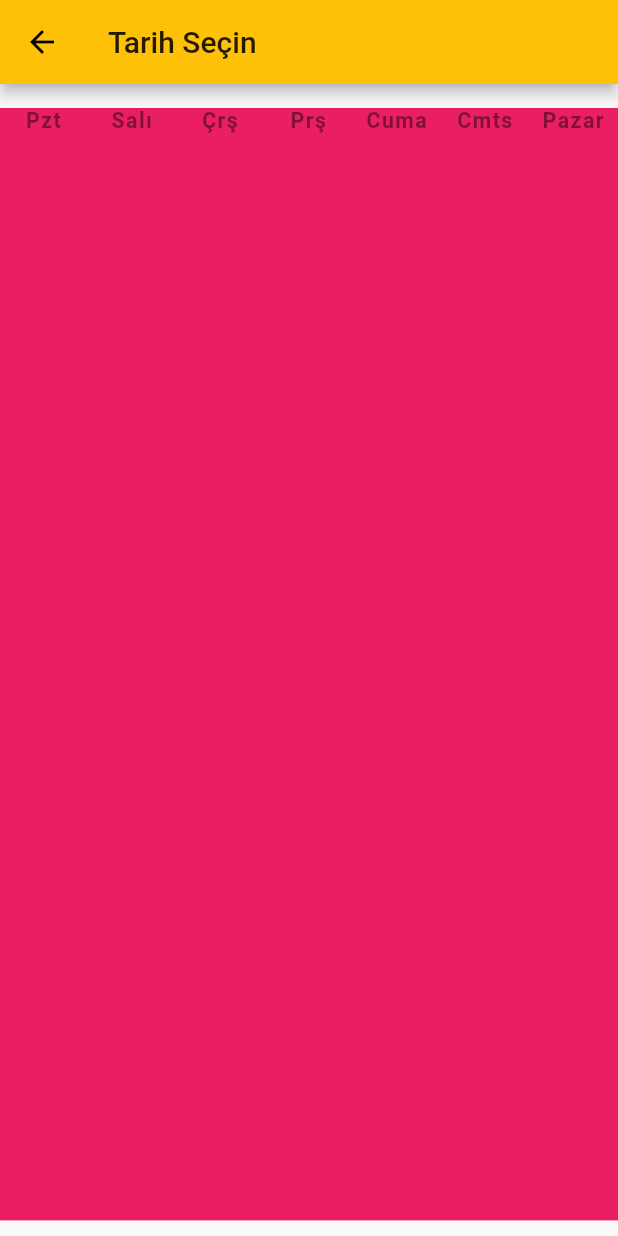
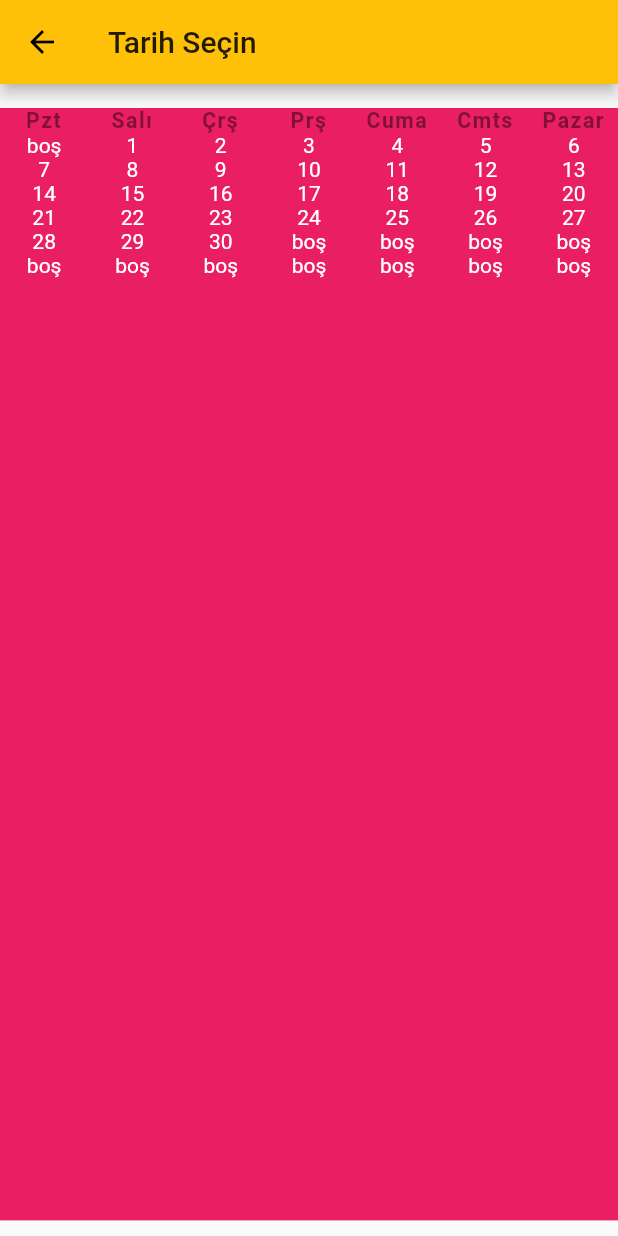
Before and after one commit to SalihCanBinboga/Flutter-Custom-DatePicker, a Flutter app: the CalendarScreen screen opened directly, on a phone screen of 412 x 824 dp. Run offline on Flutter 3.47's test engine with Material 2 defaults, Android fonts, the phone set to English and light mode, and no system bars; Roboto replaces fonts that are missing (playfair-regular).

Commit message:
Create calendar widget Calendar widget mission listing all the elements of the relevant month

```diff
--- a/lib/ui/screens/CalendarScreen.dart
+++ b/lib/ui/screens/CalendarScreen.dart
@@ -1,6 +1,6 @@
+import 'package:flutter/cupertino.dart';
 import 'package:flutter/material.dart';
-
-import 'WeekDaysFirstRow.dart';
+import 'CalendarWidget.dart';
 
 class CalendarScreen extends StatefulWidget {
   @override
@@ -8,45 +8,19 @@ class CalendarScreen extends StatefulWidget {
 }
 
 class _CalendarScreenState extends State<CalendarScreen> {
-  DateTime now;
-  DateTime startDate;
-  DateTime lastDate;
-
-
-  @override
-  void initState() {
-    now = DateTime.now();
-    startDate = DateTime(now.year, now.month, now.day);
-    lastDate = now.add(Duration(days: 180));
-
-
-    super.initState();
-  }
-
-
   @override
   Widget build(BuildContext context) {
-
-
-    List<Widget> dayRows = [];
-    dayRows.add(WeekDaysFirstRow());
-
-
     return Scaffold(
       appBar: AppBar(
         title: Text("Tarih Seçin"),
       ),
       body: Container(
-        margin: EdgeInsets.only(top: 16),
-        color: Colors.pink,
-        height: MediaQuery.of(context).size.height * .9,
-        width: MediaQuery.of(context).size.width,
-        child: Column(children: dayRows),
+          margin: EdgeInsets.only(top: 16),
+          color: Colors.pink,
+          height: MediaQuery.of(context).size.height * .9,
+          width: MediaQuery.of(context).size.width,
+          child: CalendarWidget(startDate: DateTime.now(),),
       ),
     );
   }
 }
-
-Widget _fullDay(DateTime dateDay) => Expanded(child: Text(dateDay.day.toString(), textAlign: TextAlign.center, style: TextStyle(color: Colors.white)));
-
-Widget get _emptyDay => Expanded(child: Text("boş", textAlign: TextAlign.center, style: TextStyle(color: Colors.white)));
--- /dev/null
+++ b/lib/ui/screens/CalendarWidget.dart
@@ -0,0 +1,92 @@
+import 'package:flutter/material.dart';
+
+import 'WeekDaysFirstRow.dart';
+
+
+class CalendarWidget extends StatefulWidget {
+  final DateTime startDate;
+
+  const CalendarWidget({Key key, this.startDate}) : super(key: key);
+
+  @override
+  _CalendarWidgetState createState() => _CalendarWidgetState();
+}
+
+class _CalendarWidgetState extends State<CalendarWidget> {
+  int rowStartDay = 0;
+
+  @override
+  Widget build(BuildContext context) {
+
+    List<Widget> rows = [];
+    rows.add(WeekDaysFirstRow());
+
+    var rowStartElement = widget.startDate.subtract(Duration(days: widget.startDate.day - 1)); // ayın 1. gününü alır
+
+    for (int columnPosition = 1; columnPosition < 7; columnPosition++) { // add 6 row in column
+
+      rows.add(Row(children: prepareOneWeek(rowStartElement, columnPosition)));
+      rowStartElement = rowStartElement.add(Duration(days: rowStartDay));
+
+    }
+
+    return Column(children: rows);
+  }
+
+
+
+  List<Widget> prepareOneWeek(DateTime rowStartDate, int columnPosition) {
+    List<Widget> rowItems = [];
+    rowStartDay = 0;
+    int monthStartDay = rowStartDate.weekday;
+
+    DateTime rowStartDayOnMonth = rowStartDate;
+    DateTime nextMonth = DateTime(widget.startDate.year, widget.startDate.month + 1, 0).add(Duration(days: 1));
+
+    if (columnPosition == 1) {
+      for (int rowPosition = 1; rowPosition < 8; rowPosition++) { // Create row element (7)
+
+        if (rowPosition == monthStartDay) { // query for month first day
+
+          rowItems.add(_fullDay(rowStartDayOnMonth.day));
+          rowStartDayOnMonth = rowStartDayOnMonth.add(Duration(days: 1));
+          rowStartDay++;
+
+        } else if (rowPosition > monthStartDay) {
+
+          if (nextMonth.isAfter(rowStartDayOnMonth)) { // is next Month ?
+
+            rowItems.add(_fullDay(rowStartDayOnMonth.day));
+            rowStartDayOnMonth = rowStartDayOnMonth.add(Duration(days: 1));
+            rowStartDay++;
+
+          } else {
+            rowItems.add(_emptyDay);
+          }
+
+        } else {
+          rowItems.add(_emptyDay);
+        }
+
+      }
+    } else {
+      for (int rowPosition = 1; rowPosition < 8; rowPosition++) { // Create row element (7)
+        if (nextMonth.isAfter(rowStartDayOnMonth)) { // is next Month ?
+
+          rowItems.add(_fullDay(rowStartDayOnMonth.day));
+          rowStartDayOnMonth = rowStartDayOnMonth.add(Duration(days: 1));
+          rowStartDay++;
+
+        } else {
+
+          rowItems.add(_emptyDay);
+
+        }
+      }
+    }
+    return rowItems;
+  }
+  Widget _fullDay(int day) => Expanded(child: Text(day.toString(), textAlign: TextAlign.center, style: TextStyle(color: Colors.white)));
+  Widget get _emptyDay => Expanded(child: Text("boş", textAlign: TextAlign.center, style: TextStyle(color: Colors.white)));
+
+}
```
